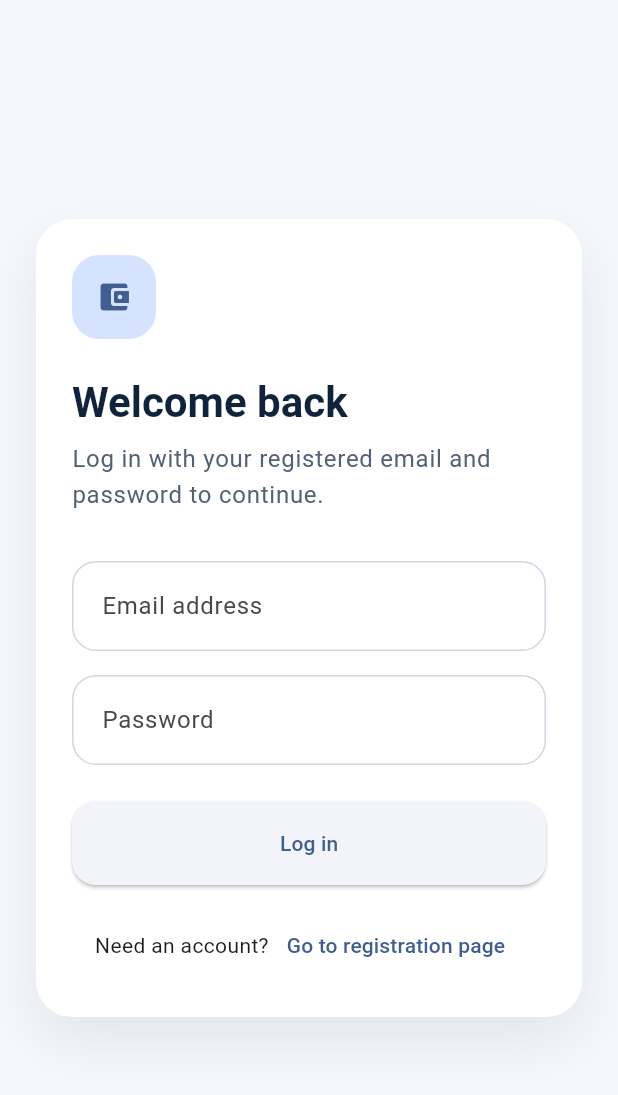
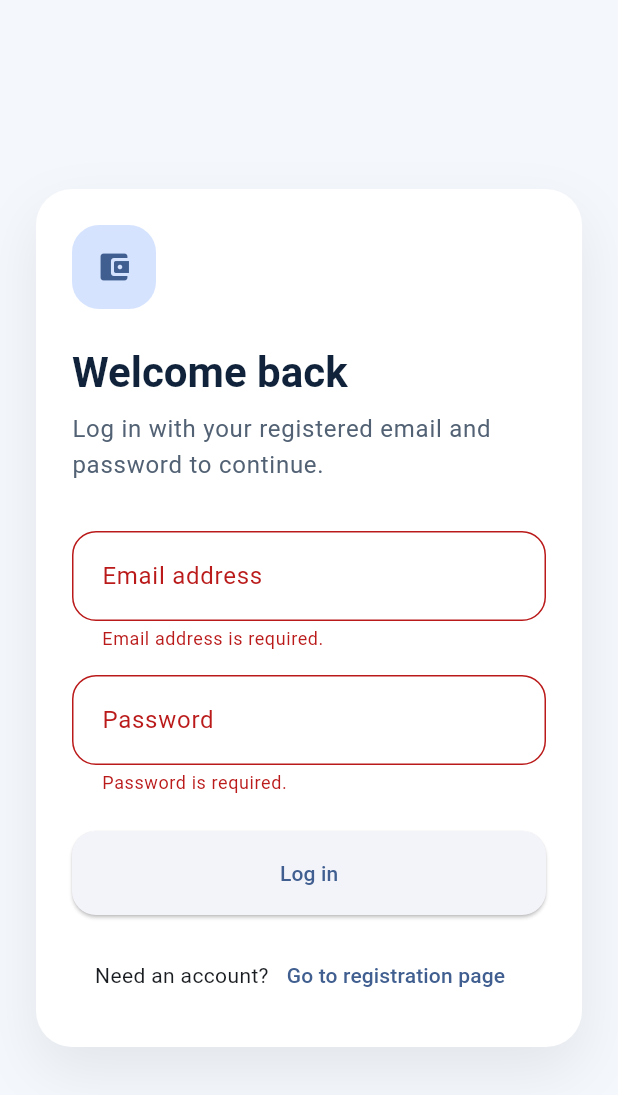
Before and after one commit to ashutosh229/expense-tracker, a Flutter app: the screen it shows after launch, after a tap on "Go to login page", after a tap on "Log in", on a phone screen of 412 x 824 dp. Shown: the top 1095 px of the screen. Run offline on Flutter 3.47's test engine with Material 3 defaults, Android fonts, the phone set to English and light mode, and no system bars.

Commit message:
feat: integrate the email verification in the login screen

```diff
--- a/lib/src/features/auth/presentation/screens/login_screen.dart
+++ b/lib/src/features/auth/presentation/screens/login_screen.dart
@@ -1,7 +1,10 @@
 import 'package:flutter/material.dart';
 
+import '../validators/auth_validators.dart';
+import '../widgets/auth_footer_link.dart';
 import '../widgets/auth_scaffold.dart';
 import '../widgets/auth_text_field.dart';
+import '../widgets/primary_auth_button.dart';
 import 'register_screen.dart';
 
 class LoginScreen extends StatefulWidget {
@@ -14,6 +17,7 @@ class LoginScreen extends StatefulWidget {
 }
 
 class _LoginScreenState extends State<LoginScreen> {
+  final _formKey = GlobalKey<FormState>();
   final _emailController = TextEditingController();
   final _passwordController = TextEditingController();
 
@@ -30,6 +34,8 @@ class _LoginScreenState extends State<LoginScreen> {
       title: 'Welcome back',
       subtitle:
           'Log in with your registered email and password to continue.',
+      child: Form(
+        key: _formKey,
         child: Column(
           crossAxisAlignment: CrossAxisAlignment.stretch,
           children: [
@@ -39,6 +45,7 @@ class _LoginScreenState extends State<LoginScreen> {
               hintText: 'you@example.com',
               keyboardType: TextInputType.emailAddress,
               textInputAction: TextInputAction.next,
+              validator: AuthValidators.email,
             ),
             const SizedBox(height: 16),
             AuthTextField(
@@ -47,30 +54,28 @@ class _LoginScreenState extends State<LoginScreen> {
               hintText: 'Enter your password',
               obscureText: true,
               textInputAction: TextInputAction.done,
+              validator: AuthValidators.password,
             ),
             const SizedBox(height: 24),
-          ElevatedButton(
+            PrimaryAuthButton(
+              label: 'Log in',
               onPressed: () {
                 FocusScope.of(context).unfocus();
+                _formKey.currentState?.validate();
               },
-            child: const Text('Log in'),
             ),
             const SizedBox(height: 16),
-          Row(
-            mainAxisAlignment: MainAxisAlignment.center,
-            children: [
-              const Text('Need an account?'),
-              TextButton(
+            AuthFooterLink(
+              label: 'Need an account?',
+              actionLabel: 'Go to registration page',
               onPressed: () {
                 Navigator.of(context).pushReplacementNamed(
                   RegisterScreen.routeName,
                 );
               },
-                child: const Text('Go to registration page'),
             ),
           ],
         ),
-        ],
       ),
     );
   }
```
Lines whose indentation alone changed are shown as unchanged.
